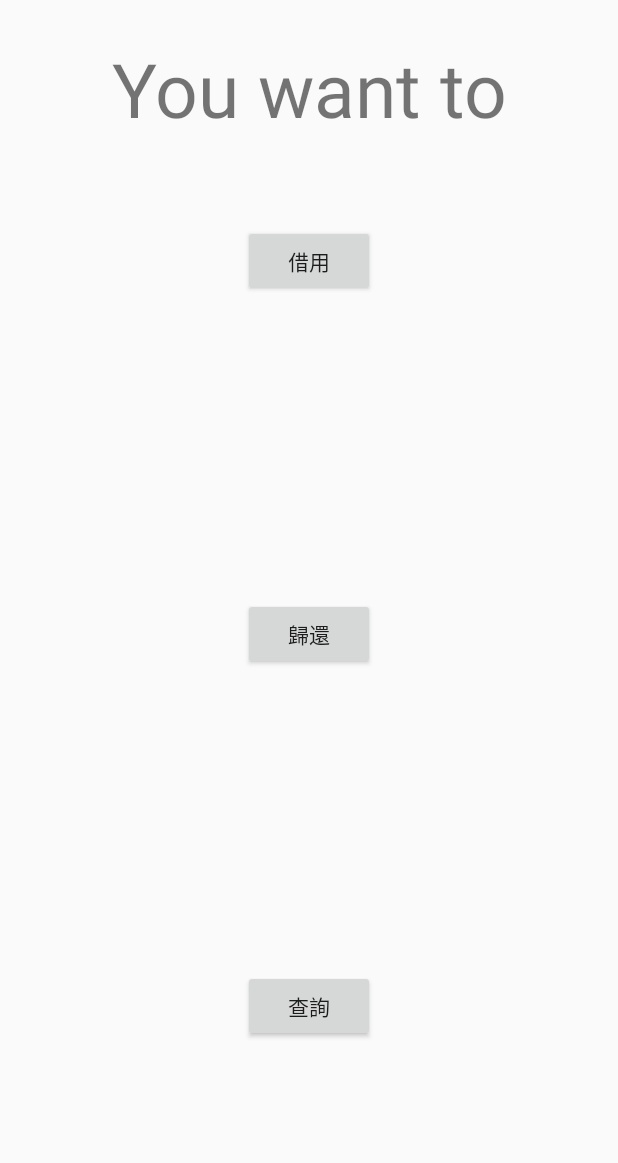
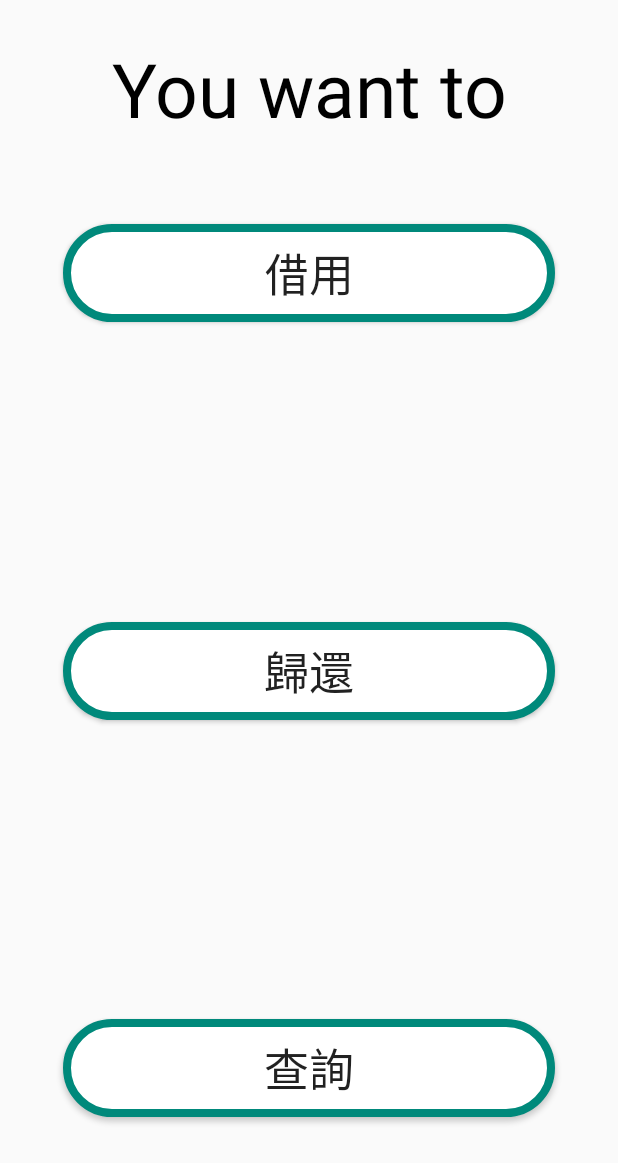
Before and after one commit to rex0722/WireTable, an Android app: the FunctionActivity screen opened directly, with no data from a screen before it, on a phone screen of 412 x 824 dp. Shown: the top 1163 px of the screen. Run offline under Robolectric (Android 15) with nearby library versions, the phone set to English and light mode, and no system bars.

Commit message:
UI modified

```diff
--- a/app/src/main/java/com/study/application/animatedView/MorphView.java
+++ b/app/src/main/java/com/study/application/animatedView/MorphView.java
@@ -51,7 +51,7 @@ public class MorphView extends View {
         circlePaint.setStyle(Paint.Style.FILL);
         circlePaint.setStrokeWidth(W_SIZE / 10);
         circlePaint.setStrokeCap(Paint.Cap.ROUND);
-        circlePaint.setColor(Color.parseColor("#F57C00"));
+        circlePaint.setColor(Color.parseColor("#00897b"));
     }
 
     private void initAnimator() {
--- /dev/null
+++ b/app/src/main/res/drawable/button_shape.xml
@@ -0,0 +1,18 @@
+<?xml version="1.0" encoding="utf-8"?>
+<shape xmlns:android="http://schemas.android.com/apk/res/android">
+
+    <solid android:color="#FFF"/>
+
+    <stroke
+        android:width="5dp"
+        android:color="#00897b"/>
+
+    <corners android:radius="75dp"/>
+
+    <padding
+        android:bottom="10dp"
+        android:top="10dp"
+        android:left="30dp"
+        android:right="30sp"/>
+
+</shape>
--- a/app/src/main/res/layout/activity_borrow_return.xml
+++ b/app/src/main/res/layout/activity_borrow_return.xml
@@ -28,6 +28,7 @@
             android:focusable="false"
             android:longClickable="false"
             android:ems="10"
+            android:textSize="30sp"
             android:inputType="date" />
     </android.support.design.widget.TextInputLayout>
 
@@ -50,6 +51,7 @@
             android:layout_weight="1"
             android:focusable="false"
             android:longClickable="false"
+            android:textSize="30sp"
             android:ems="10"
             android:inputType="textPersonName" />
     </android.support.design.widget.TextInputLayout>
@@ -72,6 +74,7 @@
             android:layout_weight="1"
             android:focusable="false"
             android:longClickable="false"
+            android:textSize="30sp"
             android:ems="10"
             android:inputType="text" />
     </android.support.design.widget.TextInputLayout>
@@ -83,6 +86,8 @@
         android:layout_marginEnd="40dp"
         android:layout_marginTop="32dp"
         android:text="@string/submit"
+        android:textSize="30sp"
+        android:background="@drawable/button_shape"
         app:layout_constraintEnd_toEndOf="parent"
         app:layout_constraintTop_toBottomOf="@+id/itemInputLayout" />
 </android.support.constraint.ConstraintLayout>
--- a/app/src/main/res/layout/activity_function.xml
+++ b/app/src/main/res/layout/activity_function.xml
@@ -4,7 +4,8 @@
     xmlns:tools="http://schemas.android.com/tools"
     android:layout_width="match_parent"
     android:layout_height="match_parent"
-    tools:context=".ui.FunctionActivity">
+    tools:context=".ui.FunctionActivity"
+    tools:layout_editor_absoluteY="25dp">
 
     <TextView
         android:id="@+id/textView"
@@ -15,6 +16,7 @@
         android:layout_marginTop="25dp"
         android:text="@string/you_want_to"
         android:textAlignment="center"
+        android:textColor="#000"
         android:textSize="50sp"
         app:layout_constraintEnd_toEndOf="parent"
         app:layout_constraintStart_toStartOf="parent"
@@ -22,30 +24,44 @@
 
     <Button
         android:id="@+id/borrowedBtn"
-        android:layout_width="wrap_content"
+        android:layout_width="0dp"
         android:layout_height="wrap_content"
-        android:layout_marginTop="57dp"
+        android:layout_marginEnd="42dp"
+        android:layout_marginStart="42dp"
+        android:layout_marginTop="149dp"
+        android:background="@drawable/button_shape"
         android:text="@string/borrow"
-        app:layout_constraintStart_toStartOf="@+id/returnedBtn"
-        app:layout_constraintTop_toBottomOf="@+id/textView" />
+        android:textSize="30sp"
+        app:layout_constraintEnd_toEndOf="parent"
+        app:layout_constraintStart_toStartOf="parent"
+        app:layout_constraintTop_toTopOf="parent" />
 
     <Button
         android:id="@+id/returnedBtn"
-        android:layout_width="wrap_content"
+        android:layout_width="0dp"
         android:layout_height="wrap_content"
-        android:layout_marginBottom="120dp"
-        android:layout_marginTop="120dp"
+        android:layout_marginBottom="139dp"
+        android:layout_marginEnd="42dp"
+        android:layout_marginStart="42dp"
+        android:layout_marginTop="139dp"
+        android:background="@drawable/button_shape"
         android:text="@string/back"
+        android:textSize="30sp"
         app:layout_constraintBottom_toBottomOf="@+id/searchedBtn"
-        app:layout_constraintStart_toStartOf="@+id/searchedBtn"
+        app:layout_constraintEnd_toEndOf="parent"
+        app:layout_constraintStart_toStartOf="parent"
         app:layout_constraintTop_toTopOf="@+id/borrowedBtn" />
 
     <Button
         android:id="@+id/searchedBtn"
-        android:layout_width="wrap_content"
+        android:layout_width="0dp"
         android:layout_height="wrap_content"
-        android:layout_marginBottom="129dp"
+        android:layout_marginBottom="79dp"
+        android:layout_marginEnd="42dp"
+        android:layout_marginStart="42dp"
+        android:background="@drawable/button_shape"
         android:text="@string/search"
+        android:textSize="30sp"
         app:layout_constraintBottom_toBottomOf="parent"
         app:layout_constraintEnd_toEndOf="parent"
         app:layout_constraintStart_toStartOf="parent" />
--- a/app/src/main/res/layout/activity_main.xml
+++ b/app/src/main/res/layout/activity_main.xml
@@ -4,7 +4,7 @@
     xmlns:tools="http://schemas.android.com/tools"
     android:layout_width="match_parent"
     android:layout_height="match_parent"
-    android:background="#F57C00"
+    android:background="#00897b"
     android:orientation="vertical"
     tools:context=".ui.MainActivity"
     tools:layout_editor_absoluteY="25dp">
--- a/app/src/main/res/layout/activity_welcome.xml
+++ b/app/src/main/res/layout/activity_welcome.xml
@@ -4,7 +4,7 @@
     xmlns:tools="http://schemas.android.com/tools"
     android:layout_width="match_parent"
     android:layout_height="match_parent"
-    android:background="#F57C00"
+    android:background="#00897b"
     android:orientation="vertical"
     tools:context=".ui.WelcomeActivity">
 
@@ -18,7 +18,7 @@
         android:layout_marginStart="26dp"
         android:layout_marginTop="90dp"
         android:textAlignment="center"
-        android:textColor="#212121"
+        android:textColor="#FFF"
         android:textSize="30sp"
         app:layout_constraintBottom_toTopOf="@+id/userImg"
         app:layout_constraintEnd_toEndOf="parent"
--- a/app/src/main/res/layout/spinner_setting.xml
+++ b/app/src/main/res/layout/spinner_setting.xml
@@ -1,10 +1,11 @@
 <?xml version="1.0" encoding="utf-8"?>
-<TextView xmlns:android="http://schemas.android.com/apk/res/android"
+<TextView
+    xmlns:android="http://schemas.android.com/apk/res/android"
     android:id="@android:id/text1"
     android:layout_width="match_parent"
     android:layout_height="wrap_content"
     android:paddingLeft="8dip"
     android:singleLine="true"
     android:textColor="#000"
-    android:textSize="25sp">
+    android:textSize="30sp">
 </TextView>
```
Also changed, not shown: app/src/main/res/drawable/corner.xml (deleted, +0 -8 lines), app/src/main/res/drawable/listview_shape.xml (added, +21 -0 lines), app/src/main/res/layout/activity_search.xml (+6 -5 lines), app/src/main/res/layout/listview_setting.xml (+3 -4 lines).
